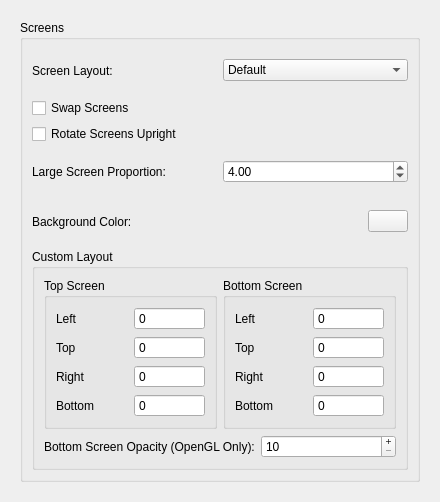
Above: src/citra_qt/configuration/configure_layout.ui from yeager/Borked3DS before the change. Below: the same form after it.
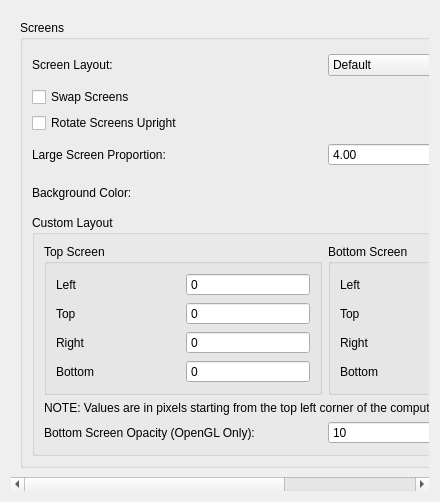
That is the form after the change.

Commit message: citra+qt: Add instructions to Custom Layout section

```diff
--- a/src/citra_qt/configuration/configure_layout.ui
+++ b/src/citra_qt/configuration/configure_layout.ui
@@ -378,6 +378,17 @@
              <item>
               <layout class="QHBoxLayout" name="horizontalLayout_2">
                <item>
+                <widget class="QLabel" name="label_2">
+                 <property name="text">
+                  <string>NOTE: Values are in pixels starting from the top left corner of the computer screen. Positive numbers only.</string>
+                 </property>
+                </widget>
+               </item>
+              </layout>
+             </item>
+             <item>
+              <layout class="QHBoxLayout" name="horizontalLayout_3">
+               <item>
                 <widget class="QLabel" name="lb_opacity_second_layer">
                  <property name="text">
                   <string>Bottom Screen Opacity (OpenGL Only):</string>
```
